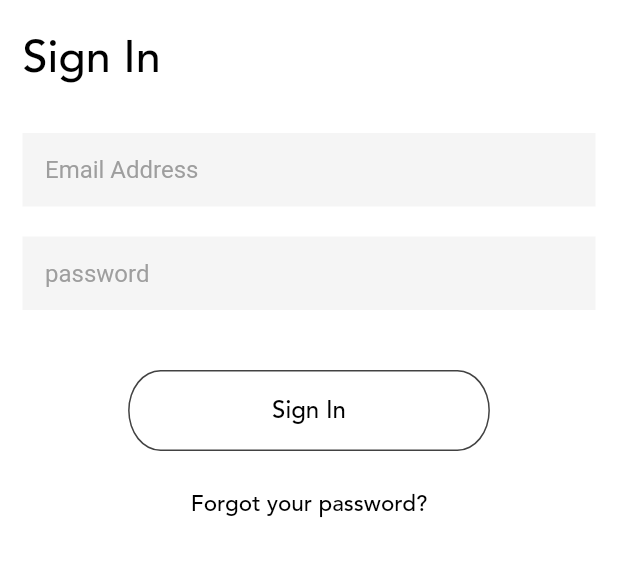
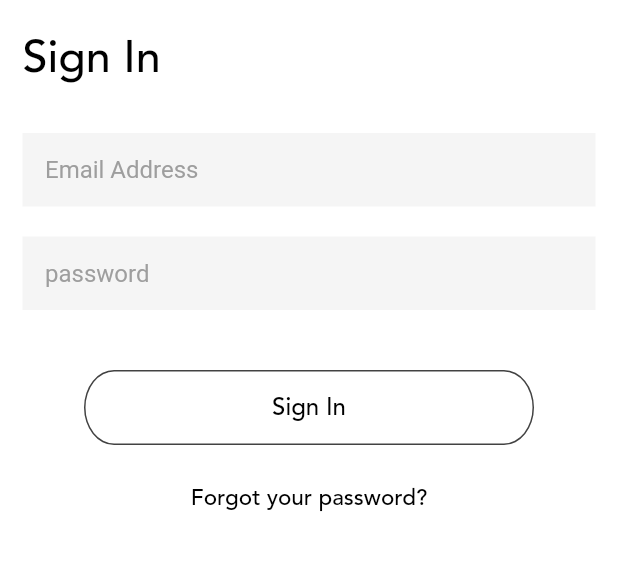
Before and after one commit to Stunntech/boutique-mobile-flutter, a Flutter app: the screen it shows after launch, after a tap on "Login", on a phone screen of 412 x 824 dp, the part 101-678 px from its top. Run offline on Flutter 3.47's test engine with Material 2 defaults, Android fonts, the phone set to English and light mode, and no system bars; network calls fail; Roboto replaces fonts that are missing (avenir); project files that could hold a hidden picture were left out.

Commit message:
design tweaks in sign in page

```diff
--- a/lib/screens/login_screens/signin/signin.dart
+++ b/lib/screens/login_screens/signin/signin.dart
@@ -12,6 +12,18 @@ class SignInPageState extends State<SignInPage>
   String _emailId;
   String _password;
   SignInScreenPresenter _presenter;
+  double _PADDING_SMALL;
+  double _PADDING_EXTRA_SMALL;
+  double _MARGIN_SMALL;
+  double _MARGIN_MEDIUM;
+  double _MARGIN_EXTRA_MEDIUM;
+  double _MARGIN_LARGE;
+  double _MARGIN_EXTRA_LARGE;
+  double _TEXT_SIZE_SIGN_IN;
+  double _TEXT_SIZE_FORGOT_PASSWORD;
+  double _TEXT_SIZE_BUTTON_SIGN_IN;
+  double _BUTTON_HEIGHT;
+  double _BUTTON_WIDTH;
 
   SignInPageState() {
     _presenter = SignInScreenPresenter(this);
@@ -19,10 +31,12 @@ class SignInPageState extends State<SignInPage>
 
   @override
   Widget build(BuildContext context) {
+    var shortestSide = MediaQuery.of(context).size.shortestSide;
+    _setFontSizeAndStyle(shortestSide);
     return new Scaffold(
       backgroundColor: Colors.white,
       body: new Container(
-        padding: new EdgeInsets.all(15.0),
+        padding: new EdgeInsets.all(_PADDING_SMALL),
         child: new Column(
           crossAxisAlignment: CrossAxisAlignment.start,
           children: <Widget>[
@@ -31,33 +45,33 @@ class SignInPageState extends State<SignInPage>
                 Navigator.pop(context);
               },
               child: new Container(
-                margin: new EdgeInsets.only(top: 20.0),
-                padding: new EdgeInsets.all(3.0),
+                margin: new EdgeInsets.only(top: _MARGIN_MEDIUM),
+                padding: new EdgeInsets.all(_PADDING_EXTRA_SMALL),
                 child: new Image.asset(
                   "assets/images/back.png",
                 ),
               ),
             ),
             new Container(
-              margin: new EdgeInsets.only(top: 15.0),
+              margin: new EdgeInsets.only(top: _MARGIN_SMALL),
               child: new Text(
                 'Sign In',
                 textAlign: TextAlign.center,
                 style: new TextStyle(
                   color: Colors.black,
-                  fontSize: 30.0,
+                  fontSize: _TEXT_SIZE_SIGN_IN,
                   fontFamily: 'avenir_medium',
                 ),
               ),
             ),
             new Container(
-                margin: new EdgeInsets.only(top: 30.0),
+                margin: new EdgeInsets.only(top: _MARGIN_LARGE),
                 child: new TextField(
                   controller: myEmailAddressController,
                   decoration: new InputDecoration(
                     border: InputBorder.none,
                     filled: true,
-                    contentPadding: new EdgeInsets.all(15.0),
+                    contentPadding: new EdgeInsets.all(_PADDING_SMALL),
                     hintText: 'Email Address',
                     hintStyle: new TextStyle(
                       color: Colors.grey.shade500,
@@ -66,13 +80,13 @@ class SignInPageState extends State<SignInPage>
                   ),
                 )),
             new Container(
-                margin: new EdgeInsets.only(top: 20.0),
+                margin: new EdgeInsets.only(top: _MARGIN_MEDIUM),
                 child: new TextField(
                   controller: myPasswordController,
                   decoration: new InputDecoration(
                     border: InputBorder.none,
                     filled: true,
-                    contentPadding: new EdgeInsets.all(15.0),
+                    contentPadding: new EdgeInsets.all(_PADDING_SMALL),
                     hintText: 'password',
                     hintStyle: new TextStyle(
                       color: Colors.grey.shade500,
@@ -81,12 +95,13 @@ class SignInPageState extends State<SignInPage>
                   ),
                 )),
             new Container(
-              margin: new EdgeInsets.only(top: 40.0),
+              margin: new EdgeInsets.only(top: _MARGIN_EXTRA_LARGE),
               alignment: Alignment.center,
               child: new FlatButton(
                   child: new Container(
-                    padding: new EdgeInsets.only(
-                        left: 95.0, right: 95.0, top: 15.0, bottom: 15.0),
+                    alignment: Alignment.center,
+                    height: _BUTTON_HEIGHT,
+                    width: _BUTTON_WIDTH,
                     decoration: new BoxDecoration(
                       shape: BoxShape.rectangle,
                       borderRadius: new BorderRadius.all(
@@ -99,7 +114,7 @@ class SignInPageState extends State<SignInPage>
                       'Sign In',
                       style: new TextStyle(
                         color: Colors.black,
-                        fontSize: 16.0,
+                        fontSize: _TEXT_SIZE_BUTTON_SIGN_IN,
                         fontFamily: 'avenir_medium',
                       ),
                     ),
@@ -114,13 +129,13 @@ class SignInPageState extends State<SignInPage>
               },
               child: new Container(
                 alignment: Alignment.center,
-                margin: new EdgeInsets.only(top: 25.0),
+                margin: new EdgeInsets.only(top: _MARGIN_EXTRA_MEDIUM),
                 child: new Text(
                   'Forgot your password?',
                   textAlign: TextAlign.center,
                   style: new TextStyle(
                     color: Colors.black,
-                    fontSize: 15.0,
+                    fontSize: _TEXT_SIZE_FORGOT_PASSWORD,
                     fontFamily: 'avenir_medium',
                   ),
                 ),
@@ -163,4 +178,34 @@ class SignInPageState extends State<SignInPage>
     _password = myPasswordController.text.toString();
     _presenter.doSignIn(_emailId, _password);
   }
+
+  void _setFontSizeAndStyle(double shortestSide) {
+    if (shortestSide < 600) {
+      _PADDING_SMALL = 15.0;
+      _PADDING_EXTRA_SMALL = 3.0;
+      _MARGIN_SMALL = 15.0;
+      _MARGIN_EXTRA_MEDIUM = 25.0;
+      _MARGIN_MEDIUM = 20.0;
+      _MARGIN_LARGE = 30.0;
+      _MARGIN_EXTRA_LARGE = 40.0;
+      _TEXT_SIZE_SIGN_IN = 30.0;
+      _TEXT_SIZE_FORGOT_PASSWORD = 15.0;
+      _TEXT_SIZE_BUTTON_SIGN_IN = 16.0;
+      _BUTTON_HEIGHT = 50.0;
+      _BUTTON_WIDTH = 300.0;
+    } else if (shortestSide >= 600) {
+      _PADDING_SMALL = 30.0;
+      _PADDING_EXTRA_SMALL = 6.0;
+      _MARGIN_SMALL = 30.0;
+      _MARGIN_MEDIUM = 40.0;
+      _MARGIN_EXTRA_MEDIUM = 50.0;
+      _MARGIN_LARGE = 60.0;
+      _MARGIN_EXTRA_LARGE = 80.0;
+      _TEXT_SIZE_SIGN_IN = 60.0;
+      _TEXT_SIZE_FORGOT_PASSWORD = 30.0;
+      _TEXT_SIZE_BUTTON_SIGN_IN = 32.0;
+      _BUTTON_HEIGHT = 100.0;
+      _BUTTON_WIDTH = 600.0;
+    }
+  }
 }
```
Also changed, not shown: lib/screens/login_screens/signup/signup.dart (+49 -13 lines).
